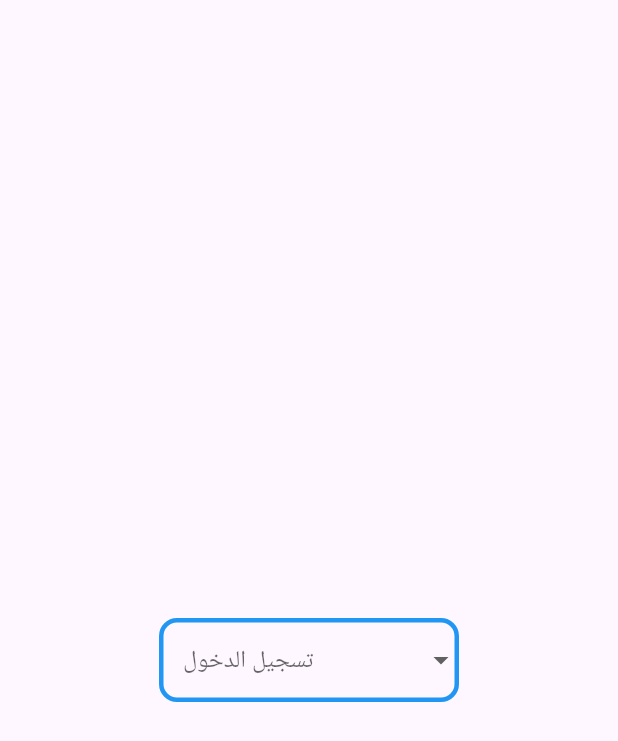
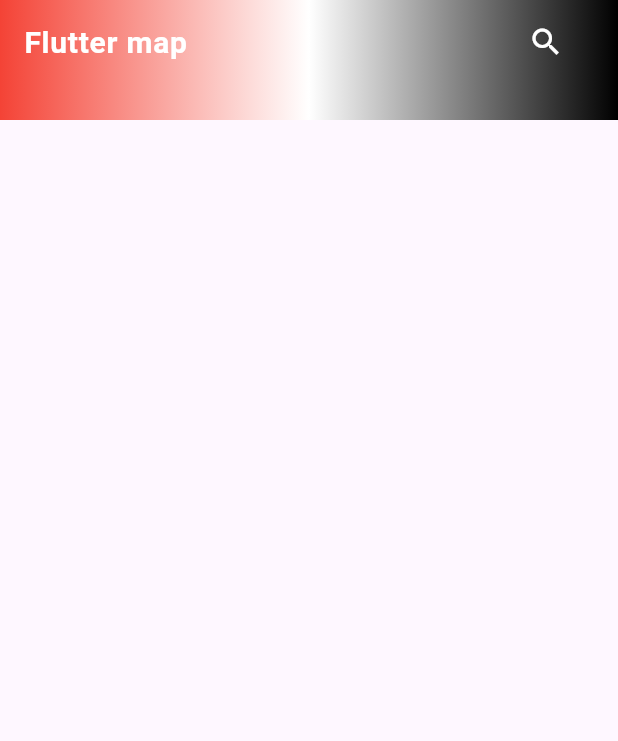
Before and after one commit to mohamedamr77/Widget_package, a Flutter app: the screen it shows after launch, on a phone screen of 412 x 824 dp. Shown: the top 741 px of the screen. Run offline on Flutter 3.47's test engine with Material 3 defaults, Android fonts, the phone set to English and light mode, and no system bars.

Commit message:
PreferredSize

```diff
--- a/lib/main.dart
+++ b/lib/main.dart
@@ -1,6 +1,8 @@
 import 'package:flutter/material.dart';
 import 'package:newpackage/widget_flutter/drop_down_menu.dart';
 import 'package:newpackage/widget_flutter/show_model_bottom_sheet.dart';
+
+import 'widget_flutter/preferred_size.dart';
 
 
 void main(){
@@ -11,7 +13,7 @@ class MyApp extends StatelessWidget{
   Widget build(BuildContext context) {
     return MaterialApp(
       debugShowCheckedModeBanner: false,
-      home:CustomDropdown(),
+      home:CustomPreferredSize(),
     );
   }
 
--- a/lib/widget_flutter/drop_down_menu.dart
+++ b/lib/widget_flutter/drop_down_menu.dart
@@ -11,6 +11,7 @@ class _CustomDropdownState extends State<CustomDropdown> {
   List<String> items=[
     "Login", "Sign Up",
   ];
+
 
   String selectedItem="Item 132";
   @override
--- /dev/null
+++ b/lib/widget_flutter/preferred_size.dart
@@ -0,0 +1,45 @@
+import 'package:flutter/material.dart';
+
+class CustomPreferredSize extends StatelessWidget {
+  const CustomPreferredSize({super.key});
+
+  @override
+  Widget build(BuildContext context) {
+    return Scaffold(
+      appBar: PreferredSize(
+        preferredSize:Size.fromHeight(80),
+        child: Container(
+          height: 110,
+          decoration: BoxDecoration(
+            gradient: LinearGradient(
+              colors: [
+                Colors.red,
+                Colors.white,
+                Colors.black,
+              ],
+
+            )
+          ),
+          child: SafeArea(
+            child: ListTile(
+              title: Text("Flutter map",
+              style: TextStyle(
+                color: Colors.white,
+                fontWeight: FontWeight.bold,
+                fontSize: 20,
+              ),
+              ),
+              trailing: IconButton(
+                onPressed: (){},
+                icon: Icon(Icons.search,
+                color: Colors.white,
+                ),
+              ),
+            ),
+          ),
+        ),
+
+      ),
+    );
+  }
+}
```
Also changed, not shown: lib/widget_flutter/tab_bar.dart (added).
